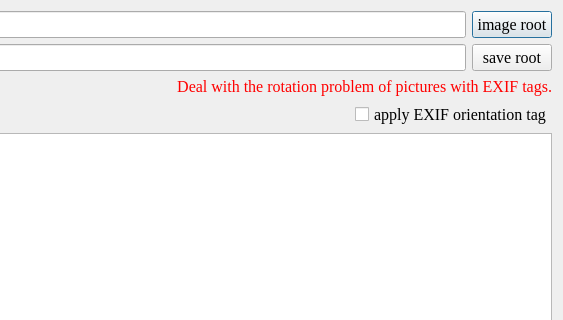
Before: the Qt Designer form ISAT/ui/process_exif_dialog.ui in yatengLG/ISAT_with_segment_anything, drawn with Qt 5; both pictures show x 717 to 1280 and y 0 to 320 of the 1280 by 720 pixel window.
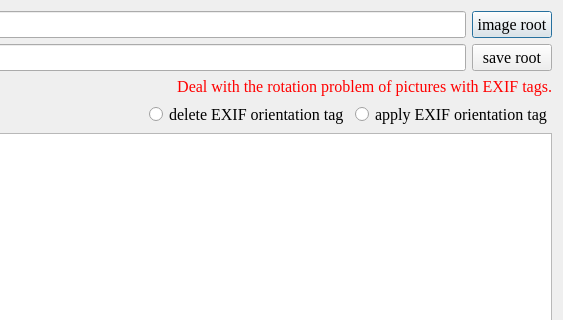
After: the same form once the commit is applied.

What changed in the file:
```diff
--- a/ISAT/ui/process_exif_dialog.ui
+++ b/ISAT/ui/process_exif_dialog.ui
@@ -126,7 +126,14 @@
        </spacer>
       </item>
       <item>
-       <widget class="QCheckBox" name="checkBox_apply_exif">
+       <widget class="QRadioButton" name="radioButton_delete_exif">
+        <property name="text">
+         <string>delete EXIF orientation tag</string>
+        </property>
+       </widget>
+      </item>
+      <item>
+       <widget class="QRadioButton" name="radioButton_apply_exif">
         <property name="text">
          <string>apply EXIF orientation tag</string>
         </property>
```
